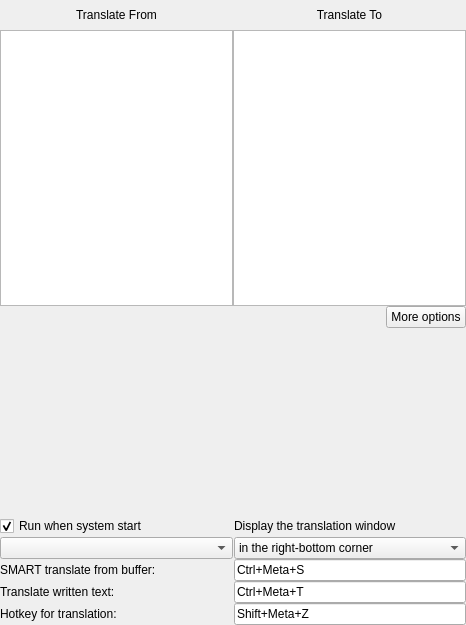
This is widget.ui in NeiroNext/QuickTranslator as Qt 5 draws it before an edit. The edited form follows.
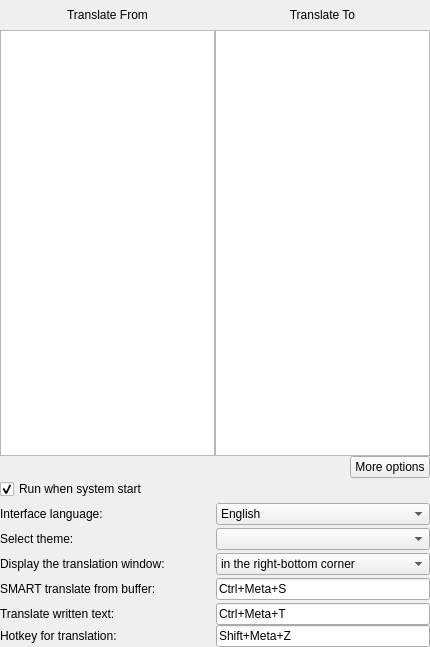
This is the edited form. Icons and pictures are not drawn.

Commit message:
Correct encoding for Windows
Edit Crossplatform class

Add new language packages and app language change by user select

Some interface change and another fix

Diff of the .ui file:
```diff
--- a/widget.ui
+++ b/widget.ui
@@ -6,8 +6,8 @@
    <rect>
     <x>0</x>
     <y>0</y>
-    <width>466</width>
-    <height>625</height>
+    <width>430</width>
+    <height>647</height>
    </rect>
   </property>
   <property name="minimumSize">
@@ -240,7 +240,7 @@
       </property>
       <layout class="QVBoxLayout" name="verticalLayout">
        <property name="spacing">
-        <number>0</number>
+        <number>3</number>
        </property>
        <property name="leftMargin">
         <number>0</number>
@@ -255,27 +255,9 @@
         <number>0</number>
        </property>
        <item>
-        <spacer name="verticalSpacer">
-         <property name="orientation">
-          <enum>Qt::Vertical</enum>
-         </property>
-         <property name="sizeHint" stdset="0">
-          <size>
-           <width>17</width>
-           <height>42</height>
-          </size>
-         </property>
-        </spacer>
-       </item>
-       <item>
-        <layout class="QHBoxLayout" name="horizontalLayout_6">
+        <layout class="QHBoxLayout" name="horizontalLayout_7">
          <property name="spacing">
           <number>1</number>
-         </property>
-         <item>
-          <layout class="QVBoxLayout" name="verticalLayout_3">
-           <property name="spacing">
-            <number>0</number>
            </property>
            <item>
             <widget class="QCheckBox" name="autorun_cb">
@@ -305,6 +287,53 @@
              </property>
             </widget>
            </item>
+        </layout>
+       </item>
+       <item>
+        <layout class="QHBoxLayout" name="horizontalLayout_10">
+         <property name="spacing">
+          <number>1</number>
+         </property>
+         <item>
+          <widget class="QLabel" name="label_2">
+           <property name="text">
+            <string>Interface language:</string>
+           </property>
+          </widget>
+         </item>
+         <item>
+          <widget class="QComboBox" name="appLanguage">
+           <item>
+            <property name="text">
+             <string>English</string>
+            </property>
+           </item>
+           <item>
+            <property name="text">
+             <string>Russia</string>
+            </property>
+           </item>
+           <item>
+            <property name="text">
+             <string>Ukrainian</string>
+            </property>
+           </item>
+          </widget>
+         </item>
+        </layout>
+       </item>
+       <item>
+        <layout class="QHBoxLayout" name="horizontalLayout_5">
+         <property name="spacing">
+          <number>1</number>
+         </property>
+         <item>
+          <widget class="QLabel" name="label">
+           <property name="text">
+            <string>Select theme:</string>
+           </property>
+          </widget>
+         </item>
            <item>
             <widget class="QComboBox" name="theme_cb">
              <property name="enabled">
@@ -330,9 +359,9 @@
           </layout>
          </item>
          <item>
-          <layout class="QVBoxLayout" name="verticalLayout_4">
+        <layout class="QHBoxLayout" name="horizontalLayout_6">
            <property name="spacing">
-            <number>0</number>
+          <number>1</number>
            </property>
            <item>
             <widget class="QLabel" name="info_type_l">
@@ -349,7 +378,7 @@
               </size>
              </property>
              <property name="text">
-              <string>Display the translation window</string>
+            <string>Display the translation window:</string>
              </property>
              <property name="alignment">
               <set>Qt::AlignLeading|Qt::AlignLeft|Qt::AlignVCenter</set>
@@ -392,8 +421,6 @@
               </property>
              </item>
             </widget>
-           </item>
-          </layout>
          </item>
         </layout>
        </item>
```
Lines whose indentation alone changed are shown as unchanged. The commit also changes 14 other files.
